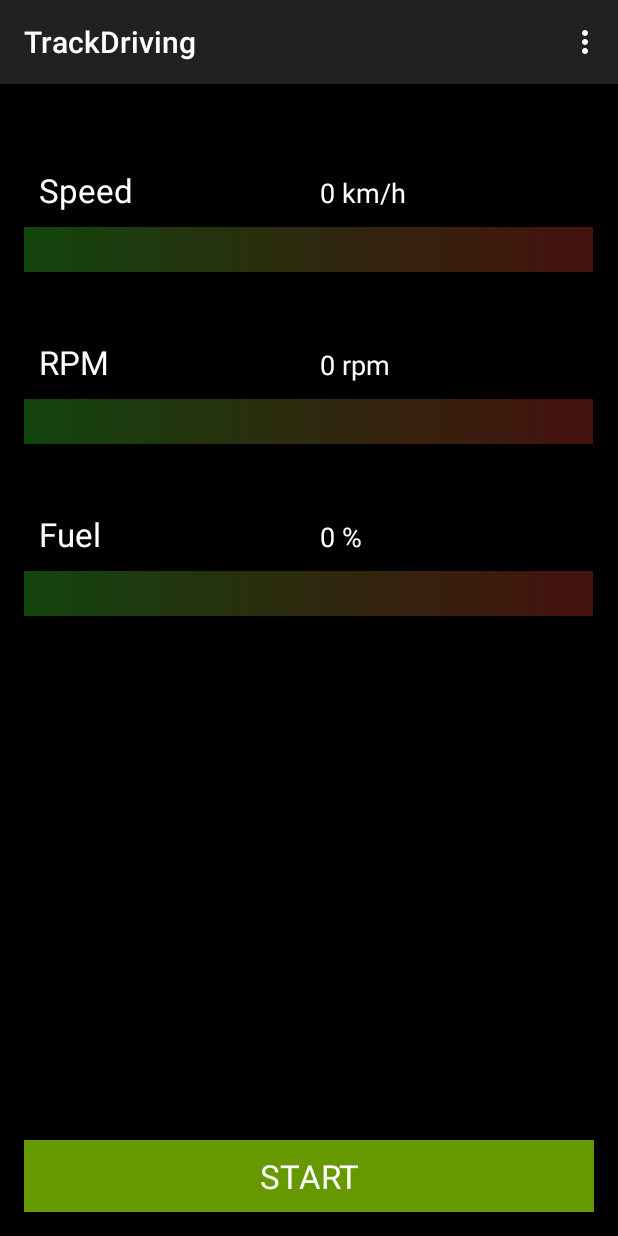
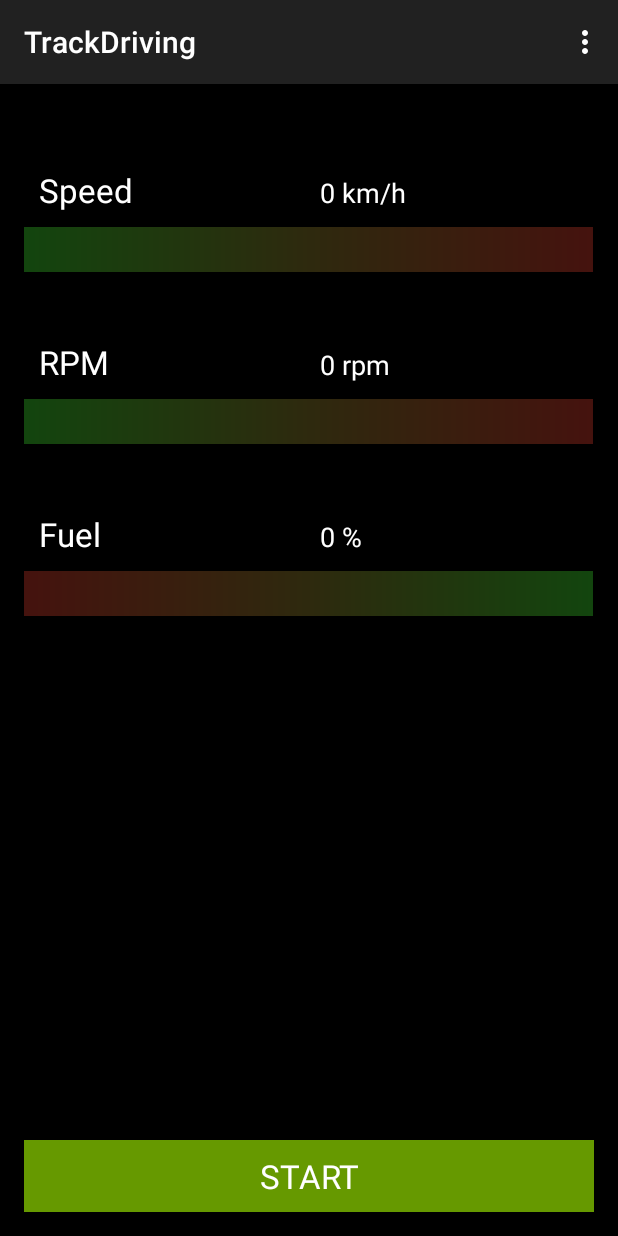
Before and after one commit to MobileMining/Group6-The-minions-EcoDriver, an Android app: the TrackDriving screen opened directly, with no data from a screen before it, on a phone screen of 412 x 824 dp. Run offline under Robolectric (Android 15) with nearby library versions, the phone set to English and light mode, and no system bars.

Commit message:
adjust fuel progress bar and other minor changes

```diff
--- a/app/src/main/java/com/gu/gminions/ecodriver/TrackDriving.java
+++ b/app/src/main/java/com/gu/gminions/ecodriver/TrackDriving.java
@@ -84,11 +84,11 @@ public class TrackDriving extends ActionBarActivity {
                     // update tip
                     Toast.makeText(getApplicationContext(), "New trip gets started!", Toast.LENGTH_SHORT).show();
 
-                    //
+                    // start RPM warning timer
                     handler = new Handler();
                     handler.postDelayed(runnable, 100);
 
-                    //
+                    // get started with tracking
                     startTracking();
 
                     isTracking = true;
@@ -103,7 +103,7 @@ public class TrackDriving extends ActionBarActivity {
                     // Stop RPM warning timer
                     handler.removeCallbacks(runnable);
 
-                    //
+                    // stop with tracking
                     stopTracking();
 
                     isTracking = false;
--- /dev/null
+++ b/app/src/main/res/drawable/drawable_pb_tracking_fuel.xml
@@ -0,0 +1,40 @@
+<?xml version="1.0" encoding="utf-8"?>
+<layer-list xmlns:android="http://schemas.android.com/apk/res/android">
+
+    <item android:id="@android:id/background">
+        <shape>
+            <gradient
+                android:startColor="#45FF4433"
+                android:centerColor="#45AA9933"
+                android:centerY="0.5"
+                android:endColor="#4544FF33"/>
+        </shape>
+    </item>
+
+    <item android:id="@android:id/secondaryProgress">
+        <clip>
+            <shape>
+                <gradient
+                    android:startColor="#80ffd300"
+                    android:centerColor="#80ffb600"
+                    android:centerY="0.75"
+                    android:endColor="#a0ffcb00"
+                    android:angle="270"
+                    />
+            </shape>
+        </clip>
+    </item>
+
+    <item android:id="@android:id/progress">
+        <clip>
+            <shape>
+                <gradient
+                    android:startColor="#FF4433"
+                    android:centerColor="#AA9933"
+                    android:centerY="0.5"
+                    android:endColor="#44FF33"/>
+            </shape>
+        </clip>
+    </item>
+
+</layer-list>
--- a/app/src/main/res/layout/activity_analyze_drives_listview_row.xml
+++ b/app/src/main/res/layout/activity_analyze_drives_listview_row.xml
@@ -18,12 +18,12 @@
         android:singleLine="false"
         android:ellipsize="end"
         android:layout_marginTop="7dp"
-        android:layout_marginStart="7dp"/>
+        android:layout_marginStart="5dp"/>
 
     <LinearLayout android:id="@+id/textView"
                   android:layout_width="wrap_content"
                   android:layout_height="wrap_content"
-                  android:paddingStart="10dp"
+                  android:paddingStart="7dp"
                   android:paddingEnd="0dp"
                   android:orientation="vertical"
                   android:layout_gravity="start"
--- a/app/src/main/res/layout/activity_track_driving.xml
+++ b/app/src/main/res/layout/activity_track_driving.xml
@@ -94,7 +94,7 @@
                 android:id="@+id/pb_fuel"
                 android:indeterminate="false"
                 android:progress="50"
-                android:progressDrawable="@drawable/drawable_pb_tracking"
+                android:progressDrawable="@drawable/drawable_pb_tracking_fuel"
                 android:layout_span="2"/>
         </TableRow>
     </TableLayout>
```
Also changed, not shown: app/src/main/AndroidManifest.xml (+4 -4 lines), app/src/main/java/com/gu/gminions/ecodriver/AnalyzeDrives.java (+3 -24 lines), app/src/main/res/drawable/temp_map_gothenborg_stockholm.png (deleted).
